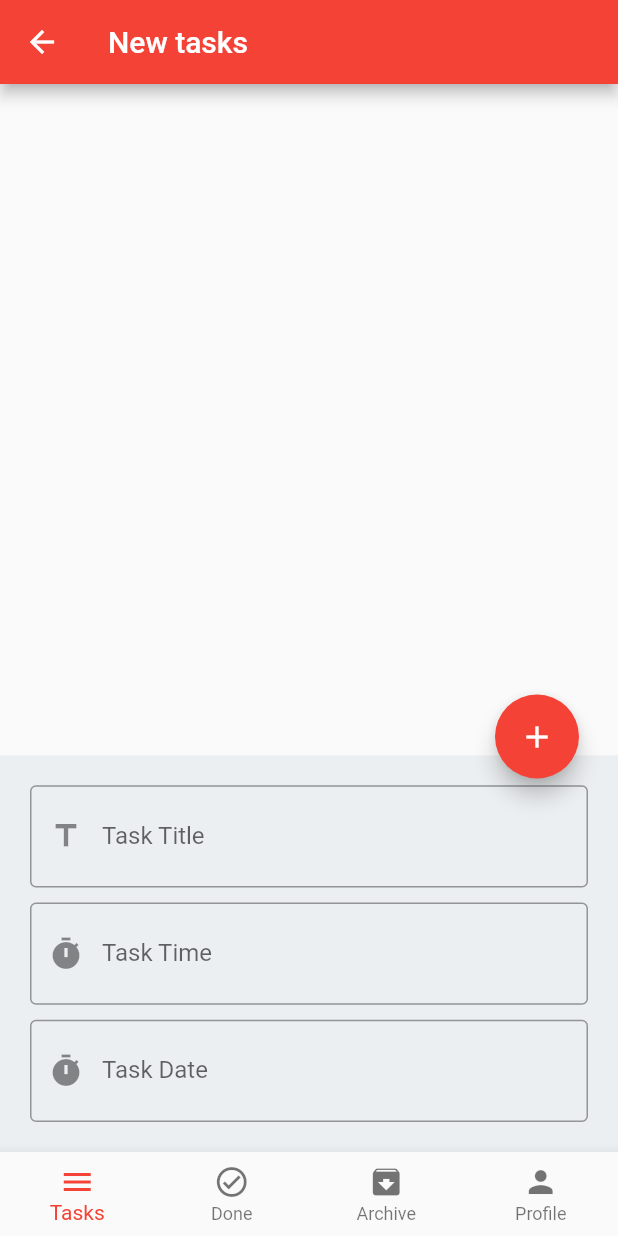
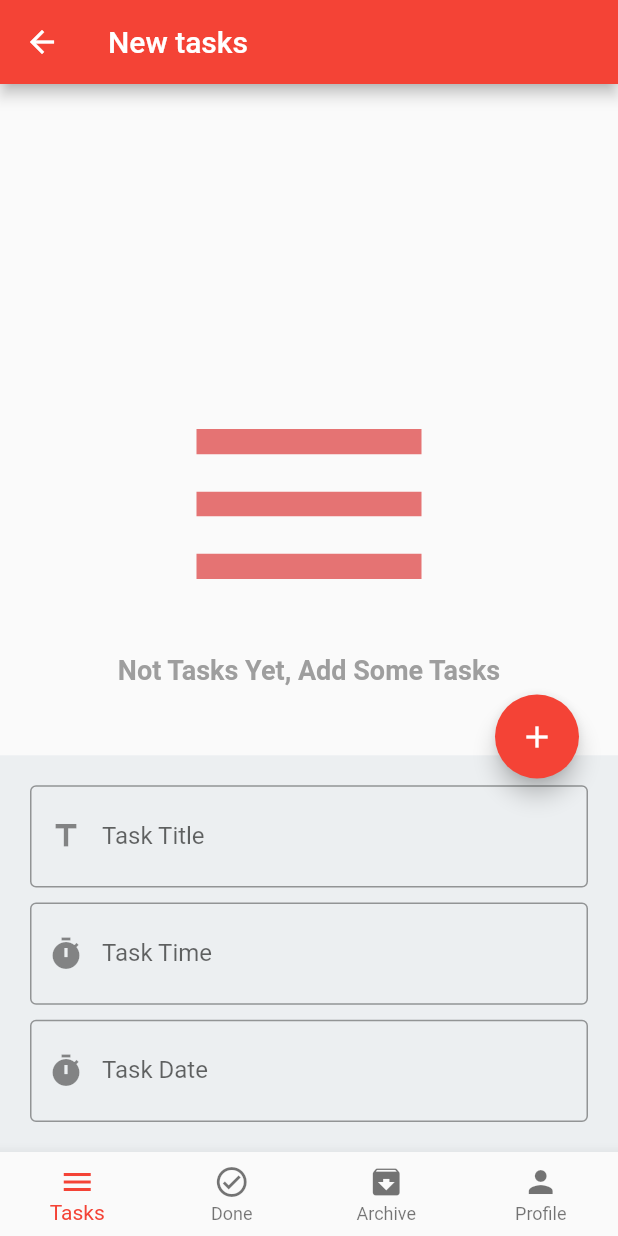
Before and after one commit to ul8ziz/Task-Manger, a Flutter app: the screen it shows after launch, after a tap on the "edit" icon, on a phone screen of 412 x 824 dp. Run offline on Flutter 3.47's test engine with Material 2 defaults, Android fonts, the light colour scheme and no system bars; our stand-ins replace bloc, conditional_builder_null_safety, flutter_bloc, flutter_native_splash, sqflite; missing offline and left inert: dart:ffi; accounts and stored records are empty.

Commit message:
moreover
moreover

```diff
--- a/lib/main.dart
+++ b/lib/main.dart
@@ -1,13 +1,18 @@
 import 'package:bloc/bloc.dart';
 import 'package:flutter/material.dart';
+import 'package:flutter_native_splash/flutter_native_splash.dart';
+
 
 import 'screens/Home/Home_screen.dart';
 import 'shared/Bloc_Observer.dart';
 
 void main() {
+  //WidgetsBinding widgetsBinding = WidgetsFlutterBinding.ensureInitialized();
+ // FlutterNativeSplash.preserve(widgetsBinding: widgetsBinding);
   Bloc.observer = MyBlocObserver();
   runApp(const MyApp());
 }
+
 
 class MyApp extends StatelessWidget {
   const MyApp({Key? key}) : super(key: key);
--- a/lib/modules/tasks.dart
+++ b/lib/modules/newtasks.dart
@@ -14,18 +14,9 @@ class Tasks extends StatelessWidget {
   return BlocConsumer<AppCubit,AppStates>(
       listener: (context,state){},
       builder: (context,state){
-        var tasks=AppCubit.get(context).tasks;
-        return ListView.separated(
-          itemBuilder: (context,index)=>ul8zizListItem(tasks[index],context),
-          separatorBuilder: (context,index)=>Padding(
-            padding: const EdgeInsets.all(8.0),
-            child: Container(
-              width: 2.0,
-              height: 1.0,
-              color: Colors.grey[300],
-            ),
-          ),
-          itemCount: tasks.length,
+        var tasks=AppCubit.get(context).newTasks;
+        return tasksBuilder(
+          tasks: tasks,
         );
       },
   );
--- a/lib/screens/Home/Home_screen.dart
+++ b/lib/screens/Home/Home_screen.dart
@@ -50,14 +50,14 @@ class Home extends StatelessWidget {
                           date: dateController.text,
                         ).then((value) {
                          // Navigator.pop(context);
-                          cubit.changeBottomSheetState(
-                              isShow: false, icon: Icons.edit);
+                          cubit.changeBottomSheetState(isShow: false, icon: Icons.edit);
                         });
                       }
                     } else {
-                      scaffoldKey.currentState
-                          ?.showBottomSheet((context) => Container(
-                                // margin: EdgeInsets.all(15),
+                      titlController.text='';
+                      timeController.text='';
+                      dateController.text='';
+                      scaffoldKey.currentState?.showBottomSheet((context) => Container(
                                 color: Colors.blueGrey[50],
                                 padding: EdgeInsets.all(20.0),
                                 child: Form(
@@ -137,6 +137,8 @@ class Home extends StatelessWidget {
                               ))
                           .closed
                           .then((value) {
+                      //  Navigator.pop(context);
+
                         cubit.changeBottomSheetState(isShow: false, icon: Icons.edit);
                       });
                       cubit.changeBottomSheetState(isShow: true, icon: Icons.add);
--- a/lib/shared/components/component.dart
+++ b/lib/shared/components/component.dart
@@ -1,3 +1,4 @@
+import 'package:conditional_builder_null_safety/conditional_builder_null_safety.dart';
 import 'package:flutter/material.dart';
 import 'package:task_manger/shared/cubit/cubit.dart';
 
@@ -12,25 +13,43 @@ void navigateAndFinish(context, widget) => Navigator.pushAndRemoveUntil(
     ),
     (route) => false);
 
-//TextButton
+Widget tasksBuilder({
+  required List<Map> tasks,
+})=>
+    ConditionalBuilder(
+      condition: tasks.length>0,
+      builder: (context)=>
+          ListView.separated(
+            itemBuilder: (context,index)=>ul8zizListItem(tasks[index],context),
+            separatorBuilder: (context,index)=>Padding(
+              padding: const EdgeInsets.all(8.0),
+              child: Container(
+                width: 2.0,
+                height: 1.0,
+                color: Colors.grey[300],
+              ),
+            ),
+            itemCount: tasks.length,
+          ),
+      fallback: (context)=>Center(
+        child: Padding(
+          padding: const EdgeInsets.fromLTRB(0,180,0,0),
+          child: Column(
+            children: [
 
-// Widget TextButton({
-//   required Function function,
-//   required String text,
-//   required Text child,
-//   Color color=Colors.blue,
-//
-// }) =>
-//     TextButton(
-//
-//       child: Text(
-//         text.toUpperCase(),
-//         style: TextStyle(
-//           color: color,
-//         ),
-//       ),
-//     );
-
+              Icon(Icons.menu_outlined,
+                size: 200.0
+                ,color: Colors.red.shade300,),
+              Text('Not Tasks Yet, Add Some Tasks',style: TextStyle(
+                color: Colors.grey,
+                fontWeight: FontWeight.bold,
+                fontSize: 18
+              ),),
+            ],
+          ),
+        ),
+      ),
+    );
 // TextBoxField
 
 Widget ul8zizTextBox({
@@ -171,7 +190,9 @@ Widget ul8zizSizeblBox({
       height: height,
     );
 
-Widget ul8zizListItem(Map model,context) => Padding(
+Widget ul8zizListItem(Map model, context) => Dismissible(
+      key: Key(model['id'].toString()),
+      child: Padding(
         padding: const EdgeInsets.all(20.0),
         child: Row(
           children: [
@@ -204,24 +225,37 @@ Widget ul8zizListItem(Map model,context) => Padding(
                         fontWeight: FontWeight.bold,
                         color: Colors.grey),
                   ),
-                SizedBox(width: 5.0,),
-
+                  SizedBox(
+                    width: 5.0,
+                  ),
                 ],
               ),
             ),
-          IconButton(onPressed: ()
-          {
-            AppCubit.get(context).updateDate(status: 'done', id: model['id'],);
+            IconButton(
+                onPressed: () {
+                  AppCubit.get(context).updateDate(
+                    status: 'done',
+                    id: model['id'],
+                  );
                 },
                 icon: Icon(Icons.check_circle_outline_sharp,
-              color: Colors.green)
-          ),
-          IconButton(onPressed: ()
-          {
-            AppCubit.get(context).updateDate(status: 'done', id: model['id'],);
-
+                    color: Colors.green)),
+            IconButton(
+                onPressed: () {
+                  AppCubit.get(context).updateDate(
+                    status: 'archive',
+                    id: model['id'],
+                  );
                 },
-              icon: Icon(Icons.archive,color: Colors.black45,))
+                icon: Icon(
+                  Icons.archive,
+                  color: Colors.black45,
+                ))
           ],
         ),
+      ),
+      onDismissed: (direction)
+      {
+        AppCubit.get(context).deleteDate(id: model['id']);
+      },
 );
--- a/lib/shared/cubit/cubit.dart
+++ b/lib/shared/cubit/cubit.dart
@@ -5,7 +5,7 @@ import 'package:task_manger/shared/cubit/states.dart';
 import '../../modules/Archive.dart';
 import '../../modules/Profile.dart';
 import '../../modules/done.dart';
-import '../../modules/tasks.dart';
+import '../../modules/newtasks.dart';
 import '../components/conastants.dart';
 import 'package:flutter/material.dart';
 
@@ -39,6 +39,9 @@ class AppCubit extends Cubit<AppStates> {
   }
 
   late Database database;
+  List<Map> newTasks=[];
+  List<Map> doneTasks=[];
+  List<Map> archiveTasks=[];
 
 //////createDatabase
   void createDatabase()
@@ -57,12 +60,8 @@ class AppCubit extends Cubit<AppStates> {
         });
       },
       onOpen: (database) {
-        getDateFormDatabse(database).then((value) {
-          tasks = value;
-          print(tasks);
-          emit(AppGetDbState());
-       }
-        );
+        getDateFormDatabse(database);
+        emit(AppGetDateFormDatabseState());
         print('Database Opened');
       },
     ).then((value)
@@ -86,28 +85,39 @@ class AppCubit extends Cubit<AppStates> {
        {
         emit(AppInserteDbState());
         print('$value inserted Successfully');
-        ////////////GetDate
-        getDateFormDatabse(database).then((value)
-        {
-          tasks=value;
-          emit(AppGetDbState());
-        });
-      }).catchError((error) {
+
+        getDateFormDatabse(database);
+        emit(AppGetDateFormDatabseState());
+
+       }).catchError((error) {
         print('Error in inserting record${error.toString()}');
       });
     });
   }
 
 /////////getDateFormDatabse
-  Future<List<Map>> getDateFormDatabse(database) async
+  void getDateFormDatabse(database)
   {
-    emit(AppGetDatabesLoadingState());
+    newTasks=[];
+    doneTasks=[];
+    archiveTasks=[];
     var sql = 'SELECT * FROM tasks ';
-    return await database.rawQuery(sql);
+     database.rawQuery(sql).then((value) {
+       value.forEach((element) {
+            if(element['status']=='new')
+              newTasks.add(element);
+            else if(element['status']=='done')
+              doneTasks.add(element);
+            else archiveTasks.add(element);
+      });
+       emit(AppGetDateFormDatabseState());
+     }
+     );
   }
 
   bool isBootomshow = false;
   IconData botmicon = Icons.edit;
+
   void changeBottomSheetState({
     required bool isShow,
     required IconData icon,
@@ -126,10 +136,26 @@ class AppCubit extends Cubit<AppStates> {
   async
   {
    database.rawUpdate(
-        'UPDATE tasks SET status = ?,  WHERE id = ?',
-        ['$status', id]).then((value) {
-         emit(AppUpdateDbState());
-
+        'UPDATE tasks SET status = ? WHERE id = ?',
+        [status, id]
+          ).then((value) {
+            getDateFormDatabse(database);
+            emit(AppUpdateDbState());
    });
   }
+
+void deleteDate({
+    required int id,
+})
+  async
+  {
+   database.rawDelete(
+        'DELETE FROM tasks WHERE id = ?', [ id]
+          ).then((value) {
+            getDateFormDatabse(database);
+            emit(AppDeleteDbState());
+   });
+  }
+
+
 }
--- a/lib/shared/cubit/states.dart
+++ b/lib/shared/cubit/states.dart
@@ -2,8 +2,9 @@ abstract class AppStates{}
 class AppInitialState extends AppStates{}
 class AppChangeBottomNavBar extends AppStates{}
 class AppCreateDbState extends AppStates{}
-class AppGetDbState extends AppStates{}
+class AppGetDateFormDatabseState extends AppStates{}
 class AppInserteDbState extends AppStates{}
 class AppChangeBottomSheetState extends AppStates{}
 class AppGetDatabesLoadingState extends AppStates{}
 class AppUpdateDbState extends AppStates{}
+class AppDeleteDbState extends AppStates{}
```
Also changed, not shown: lib/generated_plugin_registrant.dart (added, +17 -0 lines), lib/modules/Archive.dart (+16 -14 lines), lib/modules/done.dart (+16 -11 lines), pubspec.yaml (+20 -10 lines), lib/assets/images/icon.png (added), lib/assets/images/splash.png (added), 2 other files. Lines whose indentation alone changed are shown as unchanged.
